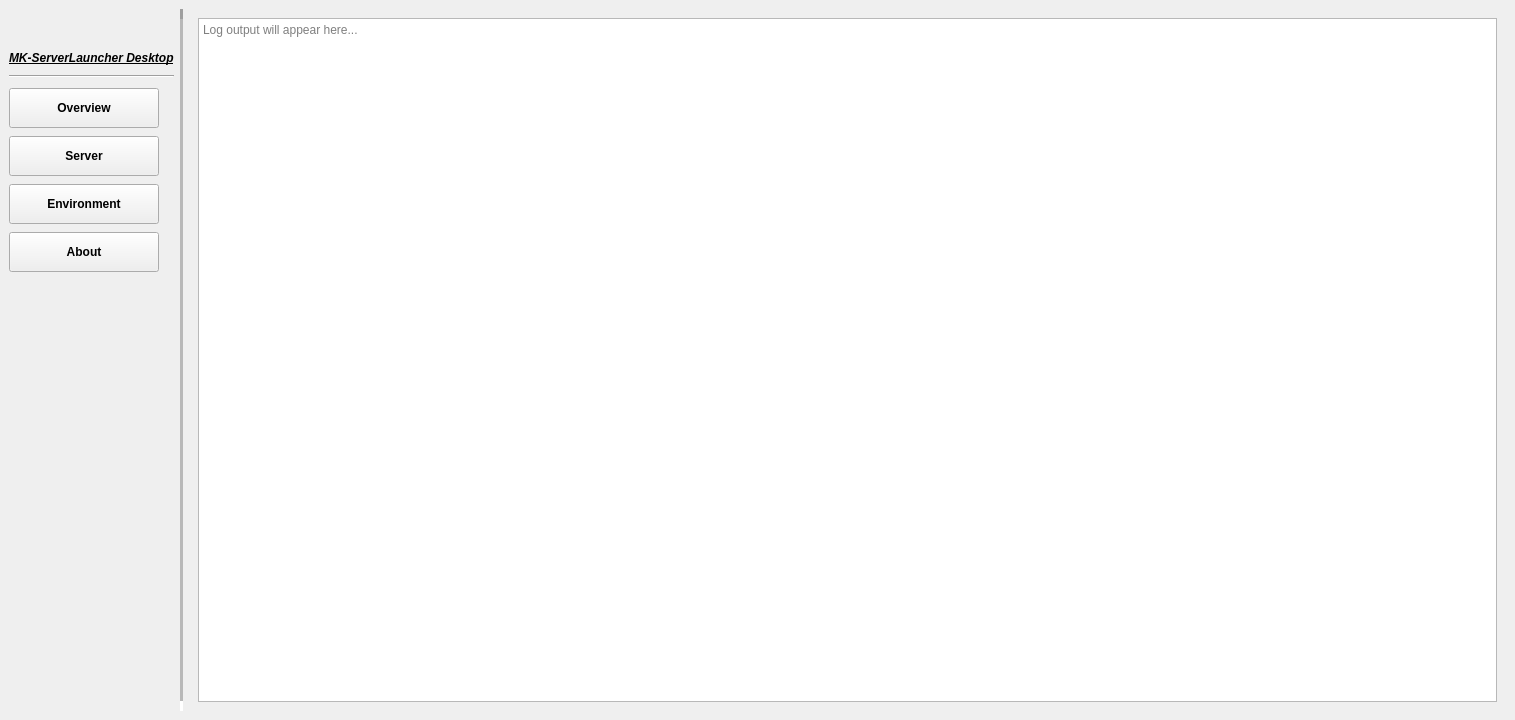
The window that CodeManStudio/Desktop/Client.ui (HeZhijun4030/MK-ServerLauncherDesktop) describes before a commit, drawn with Qt 5.
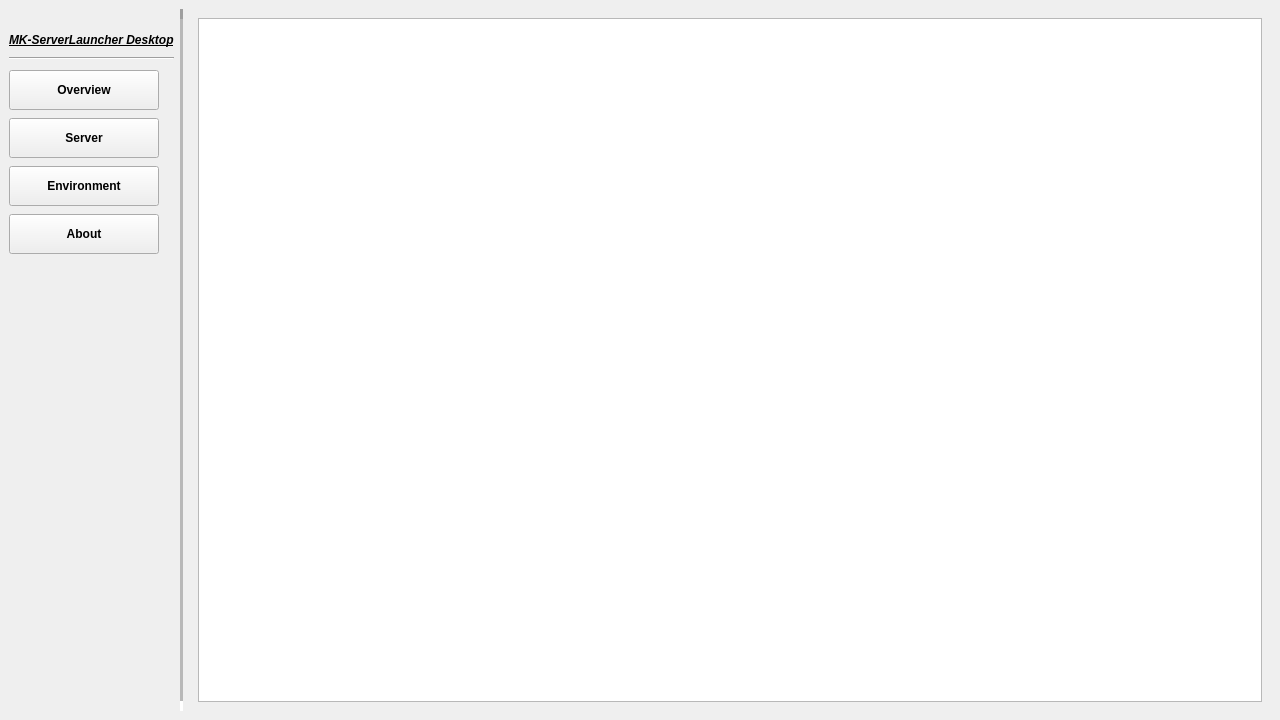
The same window after the commit. The open tabs and pages were chosen to show the change. Icons and pictures are not drawn.

Commit message: [Visual]Markdown Overview Page and they will live for a short while

What changed in the file:
```diff
--- a/CodeManStudio/Desktop/Client.ui
+++ b/CodeManStudio/Desktop/Client.ui
@@ -6,14 +6,20 @@
    <rect>
     <x>0</x>
     <y>0</y>
-    <width>1515</width>
+    <width>1280</width>
     <height>720</height>
    </rect>
   </property>
+  <property name="sizePolicy">
+   <sizepolicy hsizetype="Expanding" vsizetype="Expanding">
+    <horstretch>0</horstretch>
+    <verstretch>0</verstretch>
+   </sizepolicy>
+  </property>
   <property name="windowTitle">
    <string>MK-ServerLauncher</string>
   </property>
-  <layout class="QHBoxLayout" name="mainHorizontalLayout" stretch="1,0,50">
+  <layout class="QHBoxLayout" name="mainHorizontalLayout">
    <property name="spacing">
     <number>6</number>
    </property>
@@ -30,7 +36,7 @@
     <number>9</number>
    </property>
    <item>
-    <layout class="QVBoxLayout" name="leftVBox" stretch="0,0,9">
+    <layout class="QVBoxLayout" name="leftVBox">
      <property name="spacing">
       <number>10</number>
      </property>
@@ -40,8 +46,8 @@
         <widget class="QLabel" name="logoLabel">
          <property name="minimumSize">
           <size>
-           <width>128</width>
-           <height>32</height>
+           <width>0</width>
+           <height>0</height>
           </size>
          </property>
          <property name="maximumSize">
@@ -237,24 +243,20 @@
       </sizepolicy>
      </property>
      <property name="currentIndex">
-      <number>3</number>
+      <number>0</number>
      </property>
      <widget class="QWidget" name="pageOverview">
       <layout class="QVBoxLayout" name="overviewLayout">
        <item>
-        <widget class="QPlainTextEdit" name="logView">
-         <property name="sizePolicy">
-          <sizepolicy hsizetype="Expanding" vsizetype="Expanding">
-           <horstretch>1</horstretch>
-           <verstretch>1</verstretch>
-          </sizepolicy>
+        <widget class="QTextEdit" name="textEdit">
+         <property name="font">
+          <font>
+           <pointsize>17</pointsize>
+          </font>
          </property>
          <property name="readOnly">
           <bool>true</bool>
          </property>
-         <property name="placeholderText">
-          <string>Log output will appear here...</string>
-         </property>
         </widget>
        </item>
       </layout>
@@ -438,7 +440,7 @@
           <set>Qt::AlignmentFlag::AlignLeading|Qt::AlignmentFlag::AlignLeft|Qt::AlignmentFlag::AlignTop</set>
          </property>
          <property name="wordWrap">
-          <bool>false</bool>
+          <bool>true</bool>
          </property>
         </widget>
        </item>
@@ -487,6 +489,9 @@
 GitHub: github.com/HeZhijun4030
 Copyright © 2024 HeZhijun4030/CodeManStudio. All rights reserved.</string>
          </property>
+         <property name="wordWrap">
+          <bool>true</bool>
+         </property>
         </widget>
        </item>
        <item>
```
The commit also changes 3 other files.
